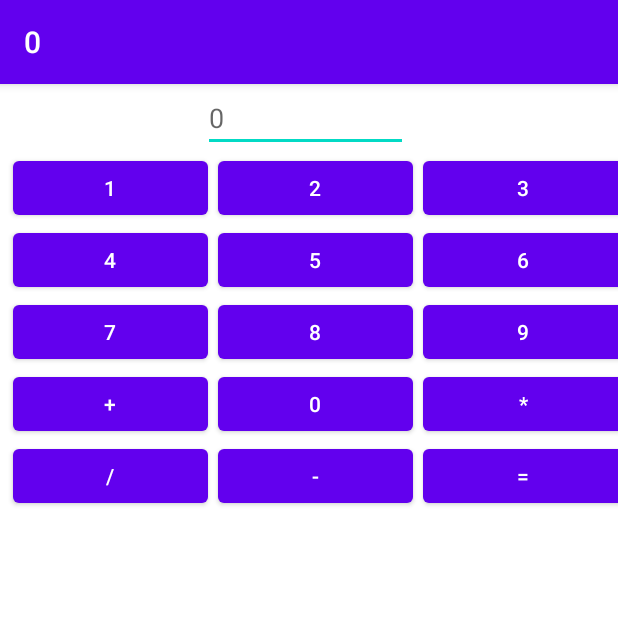
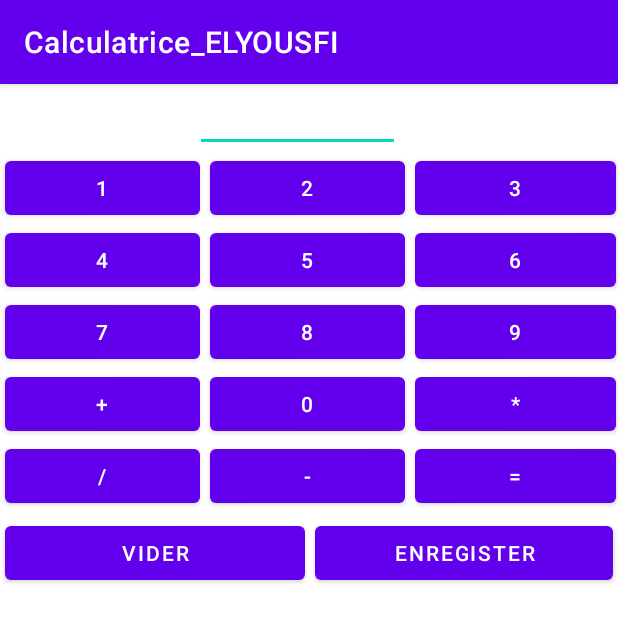
Before and after one commit to ElyousfiMohamed/Android-TPs, an Android app: the MainActivity screen opened directly, with no data from a screen before it, on a phone screen of 412 x 824 dp. Shown: the top 622 px of the screen. Run offline under Robolectric (Android 15) with nearby library versions, the phone set to English and light mode, and no system bars.

Commit message:
Verification + multiple calc

```diff
--- a/Calculatrice/app/src/main/res/layout/activity_main.xml
+++ b/Calculatrice/app/src/main/res/layout/activity_main.xml
@@ -4,28 +4,30 @@
     xmlns:tools="http://schemas.android.com/tools"
     android:layout_width="match_parent"
     android:layout_height="match_parent"
+    android:layout_centerInParent="true"
+    android:layout_centerHorizontal="true"
+    android:layout_centerVertical="true"
+    android:stretchColumns="*"
     tools:context=".MainActivity">
 
     <TableRow
         android:layout_width="match_parent"
-        android:layout_height="match_parent"
-        android:translationX="8px">
+        android:layout_height="match_parent">
 
         <EditText
             android:id="@+id/ecran"
             android:layout_width="135dp"
             android:layout_height="wrap_content"
             android:ems="10"
-            android:hint="@string/app_name"
+            android:hint=""
             android:inputType="number"
             android:translationX="130dp" />
 
     </TableRow>
 
     <TableRow
-        android:layout_width="match_parent"
-        android:layout_height="match_parent"
-        android:translationX="8px"><![CDATA[
+        android:layout_width="600dp"
+        android:layout_height="match_parent"><![CDATA[
         android:stretchColumns="*">
 
         ]]>
@@ -60,8 +62,7 @@
 
     <TableRow
         android:layout_width="match_parent"
-        android:layout_height="match_parent"
-        android:translationX="8px">
+        android:layout_height="match_parent">
 
         <Button
             android:id="@+id/num4"
@@ -93,8 +94,7 @@
 
     <TableRow
         android:layout_width="match_parent"
-        android:layout_height="match_parent"
-        android:translationX="8px">
+        android:layout_height="match_parent">
 
         <Button
             android:id="@+id/num7"
@@ -126,8 +126,7 @@
 
     <TableRow
         android:layout_width="match_parent"
-        android:layout_height="match_parent"
-        android:translationX="8px">
+        android:layout_height="match_parent">
 
         <Button
             android:id="@+id/plus"
@@ -159,8 +158,7 @@
 
     <TableRow
         android:layout_width="match_parent"
-        android:layout_height="match_parent"
-        android:translationX="8px">
+        android:layout_height="match_parent">
 
         <Button
             android:id="@+id/div"
@@ -191,4 +189,38 @@
 
     </TableRow>
 
+    <LinearLayout
+        android:id="@+id/tableRow2"
+        android:layout_width="match_parent"
+        android:layout_height="wrap_content">
+
+        <Button
+            android:id="@+id/vider"
+            android:layout_width="127dp"
+            android:layout_height="wrap_content"
+            android:layout_margin="5px"
+            android:layout_weight="1"
+            android:onClick="vider"
+            android:text="VIDER" />
+
+        <Button
+            android:id="@+id/Enregister"
+            android:layout_width="wrap_content"
+            android:layout_height="wrap_content"
+            android:layout_margin="5px"
+            android:layout_weight="1"
+            android:onClick="add"
+            android:text="ENREGISTER" />
+    </LinearLayout>
+
+    <LinearLayout
+        android:layout_width="match_parent"
+        android:layout_height="match_parent">
+
+        <ListView
+            android:id="@+id/lv"
+            android:layout_width="match_parent"
+            android:layout_height="match_parent" />
+    </LinearLayout>
+
 </TableLayout>
--- a/Calculatrice/app/src/main/res/values/strings.xml
+++ b/Calculatrice/app/src/main/res/values/strings.xml
@@ -1,3 +1,3 @@
 <resources>
-    <string name="app_name">0</string>
+    <string name="app_name">Calculatrice_ELYOUSFI</string>
 </resources>
```
Also changed, not shown: Calculatrice/app/src/main/java/com/example/calculatrice/MainActivity.java (+37 -17 lines).
